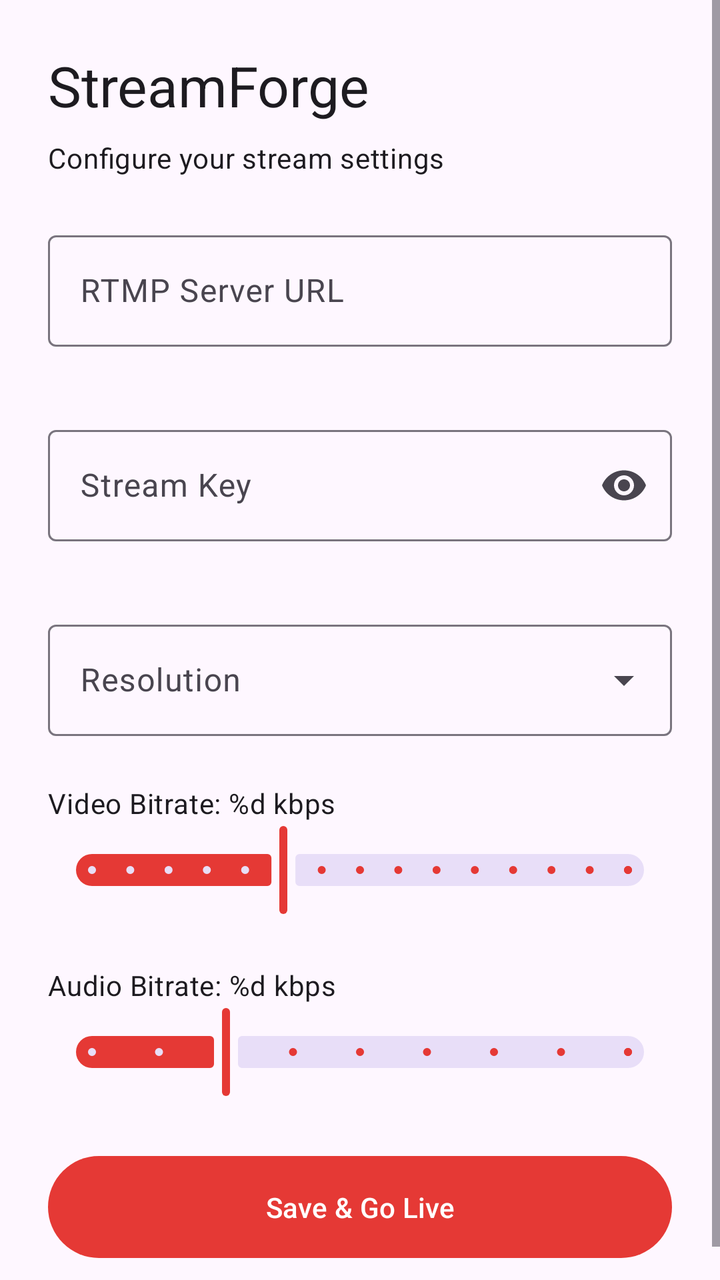
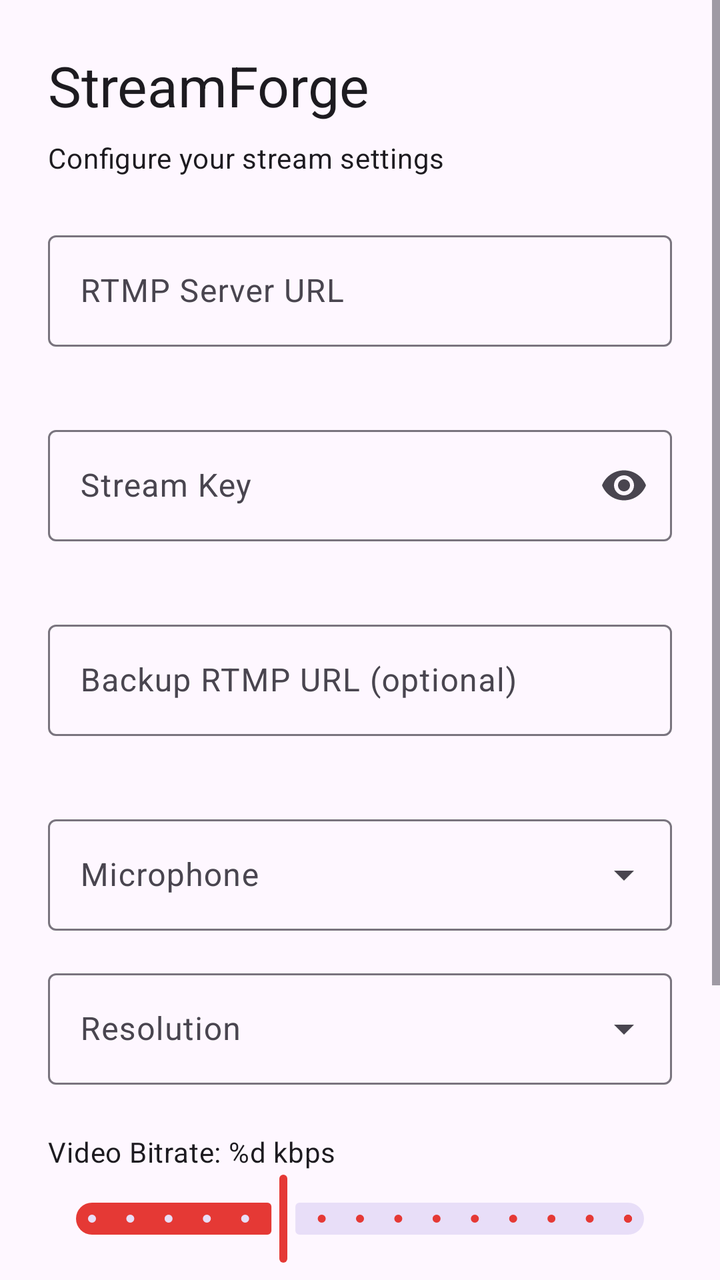

An Android layout rendered at two revisions. The XML below is the earlier revision; the diff shows what the commit changed to produce the second picture.
<!-- AndroidManifest.xml: application theme Theme.StreamForge -->
<!-- res/layout/activity_main.xml -->
<?xml version="1.0" encoding="utf-8"?>
<ScrollView
    xmlns:android="http://schemas.android.com/apk/res/android"
    xmlns:app="http://schemas.android.com/apk/res-auto"
    xmlns:tools="http://schemas.android.com/tools"
    android:layout_width="match_parent"
    android:layout_height="match_parent"
    android:fillViewport="true"
    tools:context=".MainActivity">

    <LinearLayout
        android:layout_width="match_parent"
        android:layout_height="wrap_content"
        android:orientation="vertical"
        android:padding="24dp">

        
        <TextView
            android:id="@+id/tvTitle"
            android:layout_width="wrap_content"
            android:layout_height="wrap_content"
            android:text="@string/app_name"
            android:textAppearance="?attr/textAppearanceHeadlineMedium"
            android:layout_marginBottom="8dp" />

        <TextView
            android:layout_width="wrap_content"
            android:layout_height="wrap_content"
            android:text="Configure your stream settings"
            android:textAppearance="?attr/textAppearanceBodyMedium"
            android:layout_marginBottom="24dp" />

        
        <com.google.android.material.textfield.TextInputLayout
            android:id="@+id/tilRtmpUrl"
            android:layout_width="match_parent"
            android:layout_height="wrap_content"
            android:hint="@string/rtmp_url_label"
            android:layout_marginBottom="16dp"
            app:errorEnabled="true">

            <com.google.android.material.textfield.TextInputEditText
                android:id="@+id/etRtmpUrl"
                android:layout_width="match_parent"
                android:layout_height="wrap_content"
                android:inputType="textUri"
                android:singleLine="true" />

        </com.google.android.material.textfield.TextInputLayout>

        
        <com.google.android.material.textfield.TextInputLayout
            android:id="@+id/tilStreamKey"
            android:layout_width="match_parent"
            android:layout_height="wrap_content"
            android:hint="@string/stream_key_label"
            android:layout_marginBottom="16dp"
            app:errorEnabled="true"
            app:endIconMode="password_toggle">

            <com.google.android.material.textfield.TextInputEditText
                android:id="@+id/etStreamKey"
                android:layout_width="match_parent"
                android:layout_height="wrap_content"
                android:inputType="textPassword"
                android:singleLine="true" />

        </com.google.android.material.textfield.TextInputLayout>

        
        <com.google.android.material.textfield.TextInputLayout
            android:id="@+id/tilResolution"
            android:layout_width="match_parent"
            android:layout_height="wrap_content"
            android:hint="@string/resolution_label"
            android:layout_marginBottom="16dp"
            style="@style/Widget.Material3.TextInputLayout.OutlinedBox.ExposedDropdownMenu">

            <AutoCompleteTextView
                android:id="@+id/actvResolution"
                android:layout_width="match_parent"
                android:layout_height="wrap_content"
                android:inputType="none"
                android:editable="false" />

        </com.google.android.material.textfield.TextInputLayout>

        
        <TextView
            android:id="@+id/tvVideoBitrateLabel"
            android:layout_width="wrap_content"
            android:layout_height="wrap_content"
            android:text="@string/video_bitrate_label"
            android:textAppearance="?attr/textAppearanceBodyMedium"
            android:layout_marginTop="8dp" />

        <com.google.android.material.slider.Slider
            android:id="@+id/sliderVideoBitrate"
            android:layout_width="match_parent"
            android:layout_height="wrap_content"
            android:valueFrom="1000"
            android:valueTo="8000"
            android:stepSize="500"
            android:value="3500"
            android:layout_marginBottom="16dp" />

        
        <TextView
            android:id="@+id/tvAudioBitrateLabel"
            android:layout_width="wrap_content"
            android:layout_height="wrap_content"
            android:text="@string/audio_bitrate_label"
            android:textAppearance="?attr/textAppearanceBodyMedium"
            android:layout_marginTop="8dp" />

        <com.google.android.material.slider.Slider
            android:id="@+id/sliderAudioBitrate"
            android:layout_width="match_parent"
            android:layout_height="wrap_content"
            android:valueFrom="64"
            android:valueTo="320"
            android:stepSize="32"
            android:value="128"
            android:layout_marginBottom="24dp" />

        
        <com.google.android.material.button.MaterialButton
            android:id="@+id/btnSaveAndGoLive"
            android:layout_width="match_parent"
            android:layout_height="wrap_content"
            android:text="@string/save_and_go_live"
            android:padding="16dp" />

    </LinearLayout>

</ScrollView>
<!-- resources referenced by this layout -->
<resources>
  <string name="app_name">StreamForge</string>
  <string name="audio_bitrate_label">Audio Bitrate: %d kbps</string>
  <string name="resolution_label">Resolution</string>
  <string name="rtmp_url_label">RTMP Server URL</string>
  <string name="save_and_go_live">Save &amp; Go Live</string>
  <string name="stream_key_label">Stream Key</string>
  <string name="video_bitrate_label">Video Bitrate: %d kbps</string>
  <style name="Theme.StreamForge" parent="Theme.Material3.DayNight.NoActionBar">
          <item name="colorPrimary">@color/brand_primary</item>
          <item name="colorPrimaryVariant">@color/brand_primary_dark</item>
          <item name="colorSecondary">@color/brand_secondary</item>
          <item name="android:windowLightStatusBar" tools:targetApi="m">false</item>
          <item name="android:statusBarColor">@color/surface_dark</item>
      </style>
  <color name="brand_primary">#E53935</color>
  <color name="brand_primary_dark">#B71C1C</color>
  <color name="brand_secondary">#FF7043</color>
  <color name="surface_dark">#121212</color>
</resources>

<!-- the commit's change to res/layout/activity_main.xml (unified diff, before → after) -->
@@ -69,6 +69,42 @@
 
         
         <com.google.android.material.textfield.TextInputLayout
+            android:id="@+id/tilBackupRtmpUrl"
+            android:layout_width="match_parent"
+            android:layout_height="wrap_content"
+            android:hint="@string/backup_rtmp_url_label"
+            android:layout_marginBottom="16dp"
+            app:errorEnabled="true">
+
+            <com.google.android.material.textfield.TextInputEditText
+                android:id="@+id/etBackupRtmpUrl"
+                android:layout_width="match_parent"
+                android:layout_height="wrap_content"
+                android:inputType="textUri"
+                android:singleLine="true" />
+
+        </com.google.android.material.textfield.TextInputLayout>
+
+        
+        <com.google.android.material.textfield.TextInputLayout
+            android:id="@+id/tilMicSource"
+            android:layout_width="match_parent"
+            android:layout_height="wrap_content"
+            android:hint="@string/mic_source_label"
+            android:layout_marginBottom="16dp"
+            style="@style/Widget.Material3.TextInputLayout.OutlinedBox.ExposedDropdownMenu">
+
+            <AutoCompleteTextView
+                android:id="@+id/actvMicSource"
+                android:layout_width="match_parent"
+                android:layout_height="wrap_content"
+                android:inputType="none"
+                android:editable="false" />
+
+        </com.google.android.material.textfield.TextInputLayout>
+
+        
+        <com.google.android.material.textfield.TextInputLayout
             android:id="@+id/tilResolution"
             android:layout_width="match_parent"
             android:layout_height="wrap_content"
<!-- resource entries referenced after the edit -->
@@ -2,6 +2,8 @@
 <resources>
   <string name="app_name">StreamForge</string>
   <string name="audio_bitrate_label">Audio Bitrate: %d kbps</string>
+  <string name="backup_rtmp_url_label">Backup RTMP URL (optional)</string>
+  <string name="mic_source_label">Microphone</string>
   <string name="resolution_label">Resolution</string>
   <string name="rtmp_url_label">RTMP Server URL</string>
   <string name="save_and_go_live">Save &amp; Go Live</string>
